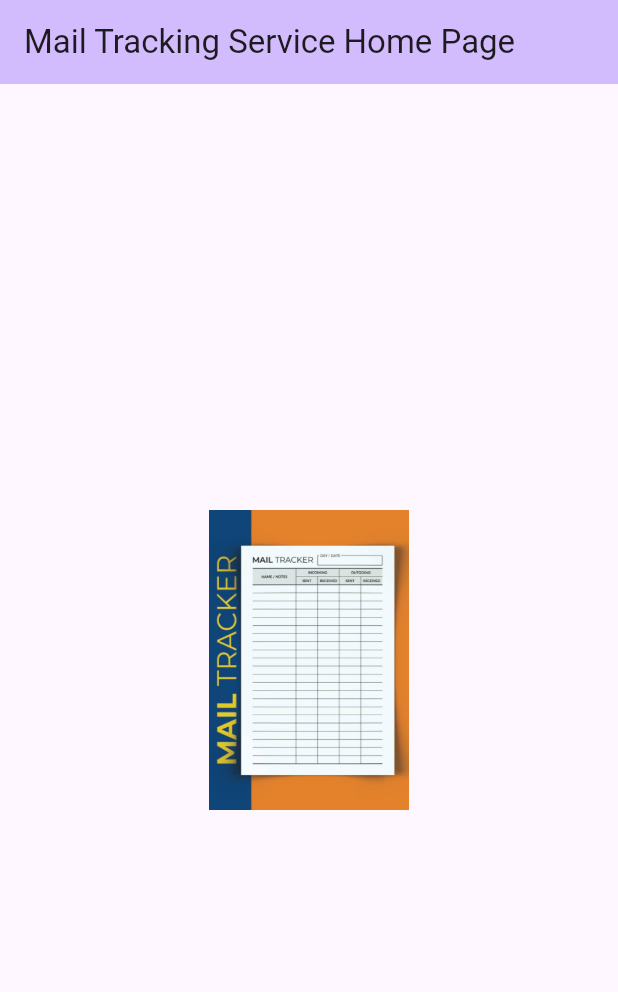
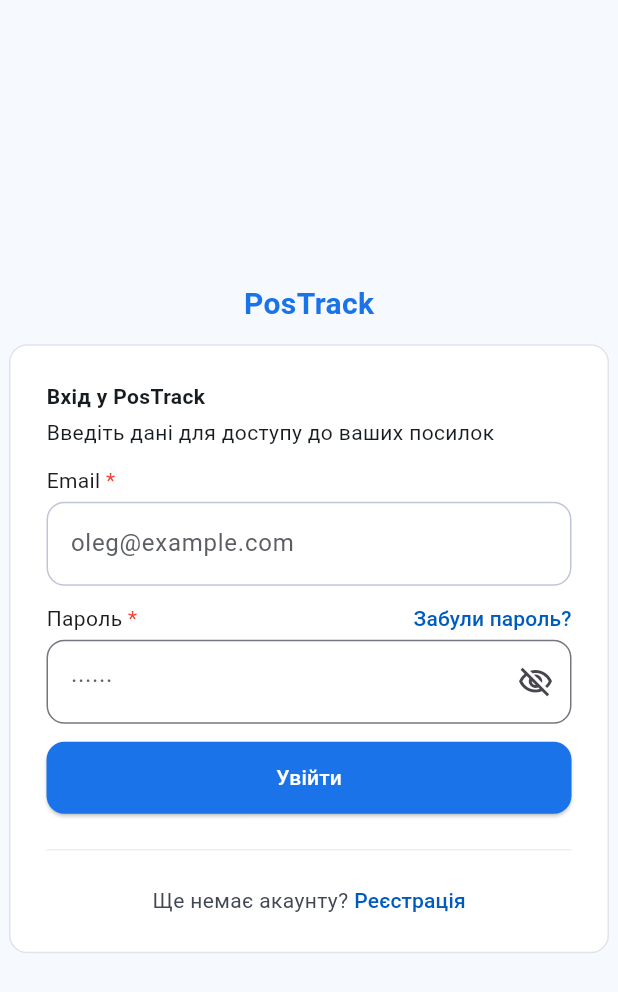
Before and after one commit to olexik1/PosTrack, a Flutter app: the screen it shows after launch, on a phone screen of 412 x 824 dp. Shown: the top 992 px of the screen. Run offline on Flutter 3.47's test engine with Material 3 defaults, Android fonts, the phone set to English and light mode, and no system bars.

Commit message:
зробив сторінку-заглушку входу в акаунт зі всіма стилями

```diff
--- a/lib/main.dart
+++ b/lib/main.dart
@@ -1,4 +1,5 @@
 import 'package:flutter/material.dart';
+import 'package:mail_tracking_service/screens/login_screen.dart';
 
 void main() {
   runApp(const MyApp());
@@ -7,110 +8,12 @@
 class MyApp extends StatelessWidget {
   const MyApp({super.key});
 
-  // This widget is the root of your application.
   @override
   Widget build(BuildContext context) {
-    return MaterialApp(
+    return const MaterialApp(
       debugShowCheckedModeBanner: false,
-      title: 'Mail Tracking Service',
-      theme: ThemeData(
-        // This is the theme of your application.
-        //
-        // TRY THIS: Try running your application with "flutter run". You'll see
-        // the application has a purple toolbar. Then, without quitting the app,
-        // try changing the seedColor in the colorScheme below to Colors.green
-        // and then invoke "hot reload" (save your changes or press the "hot
-        // reload" button in a Flutter-supported IDE, or press "r" if you used
-        // the command line to start the app).
-        //
-        // Notice that the counter didn't reset back to zero; the application
-        // state is not lost during the reload. To reset the state, use hot
-        // restart instead.
-        //
-        // This works for code too, not just values: Most code changes can be
-        // tested with just a hot reload.
-        colorScheme: .fromSeed(seedColor: Colors.deepPurple),
-      ),
-      home: const MyHomePage(title: 'Mail Tracking Service Home Page'),
-    );
-  }
-}
-
-class MyHomePage extends StatefulWidget {
-  const MyHomePage({super.key, required this.title});
-
-  // This widget is the home page of your application. It is stateful, meaning
-  // that it has a State object (defined below) that contains fields that affect
-  // how it looks.
-
-  // This class is the configuration for the state. It holds the values (in this
-  // case the title) provided by the parent (in this case the App widget) and
-  // used by the build method of the State. Fields in a Widget subclass are
-  // always marked "final".
-
-  final String title;
-
-  @override
-  State<MyHomePage> createState() => _MyHomePageState();
-}
-
-class _MyHomePageState extends State<MyHomePage> {
-  int _counter = 0;
-
-  void _incrementCounter() {
-    setState(() {
-      // This call to setState tells the Flutter framework that something has
-      // changed in this State, which causes it to rerun the build method below
-      // so that the display can reflect the updated values. If we changed
-      // _counter without calling setState(), then the build method would not be
-      // called again, and so nothing would appear to happen.
-      _counter++;
-    });
-  }
-
-  @override
-  Widget build(BuildContext context) {
-    // This method is rerun every time setState is called, for instance as done
-    // by the _incrementCounter method above.
-    //
-    // The Flutter framework has been optimized to make rerunning build methods
-    // fast, so that you can just rebuild anything that needs updating rather
-    // than having to individually change instances of widgets.
-    return Scaffold(
-      appBar: AppBar(
-        // TRY THIS: Try changing the color here to a specific color (to
-        // Colors.amber, perhaps?) and trigger a hot reload to see the AppBar
-        // change color while the other colors stay the same.
-        backgroundColor: Theme.of(context).colorScheme.inversePrimary,
-        // Here we take the value from the MyHomePage object that was created by
-        // the App.build method, and use it to set our appbar title.
-        title: Text(widget.title),
-      ),
-      body: Center(
-        // Center is a layout widget. It takes a single child and positions it
-        // in the middle of the parent.
-        child: Column(
-          // Column is also a layout widget. It takes a list of children and
-          // arranges them vertically. By default, it sizes itself to fit its
-          // children horizontally, and tries to be as tall as its parent.
-          //
-          // Column has various properties to control how it sizes itself and
-          // how it positions its children. Here we use mainAxisAlignment to
-          // center the children vertically; the main axis here is the vertical
-          // axis because Columns are vertical (the cross axis would be
-          // horizontal).
-          //
-          // TRY THIS: Invoke "debug painting" (choose the "Toggle Debug Paint"
-          // action in the IDE, or press "p" in the console), to see the
-          // wireframe for each widget.
-          mainAxisAlignment: .center,
-          children: [
-            Image.asset('assets/images/mail_tracker.jpg',
-              height: 200,
-              width: 200,
-              fit: BoxFit.contain)
-          ],
-        ),
+      home: Scaffold(
+        body: LoginScreen(),
       ),
     );
   }
--- /dev/null
+++ b/lib/screens/login_screen.dart
@@ -0,0 +1,258 @@
+import 'package:flutter/material.dart';
+
+class LoginScreen extends StatelessWidget {
+  const LoginScreen({super.key});
+
+  @override
+  Widget build(BuildContext context) {
+    return Scaffold(
+      backgroundColor: const Color(0xFFF6FAFF),
+      body: SafeArea(
+        child: Center(
+          child: ConstrainedBox(
+            constraints: const BoxConstraints(
+              minWidth: 280,
+              maxWidth: 400,
+            ),
+            child: Column(
+              mainAxisAlignment: MainAxisAlignment.center,
+              spacing: 12,
+              children: [
+                const Text(
+                  "PosTrack",
+                  style: TextStyle(
+                      color: Color(0xFF1A73E8),
+                      fontWeight: FontWeight.bold,
+                      fontSize: 20
+                  ),
+                ),
+                SizedBox(
+                  width: double.infinity,
+                  child: Container(
+                    padding: const EdgeInsets.all(24),
+                    decoration: BoxDecoration(
+                      color: Colors.white,
+                      border: Border.all(
+                        color: const Color(0xFFC1C6D6).withValues(alpha: 0.5),
+                      ),
+                      borderRadius: BorderRadius.circular(12),
+                    ),
+                    child: const LoginForm(),
+                  ),
+                ),
+              ],
+            ),
+          ),
+        ),
+      ),
+    );
+  }
+}
+
+class LoginForm extends StatefulWidget {
+  const LoginForm({super.key});
+
+  @override
+  State<LoginForm> createState() => _LoginFormState();
+}
+
+class _LoginFormState extends State<LoginForm> {
+  final _formKey = GlobalKey<FormState>();
+
+  bool _obscurePassword = true;
+
+  @override
+  Widget build(BuildContext context) {
+    return Form(
+      key: _formKey,
+      child: Column(
+        crossAxisAlignment: CrossAxisAlignment.start,
+        spacing: 12,
+        children: [
+          Column(
+            crossAxisAlignment: CrossAxisAlignment.start,
+            spacing: 4,
+            children: [
+              const Text(
+                "Вхід у PosTrack",
+                style: TextStyle(
+                    fontWeight: FontWeight.bold,
+                    color: Color(0xFF171C20)
+                ),
+              ),
+              const Text(
+                  "Введіть дані для доступу до ваших посилок",
+                  style: TextStyle(
+                      color: Color(0xFF171C20)
+                  )
+              ),
+            ],
+          ),
+          Column(
+            crossAxisAlignment: CrossAxisAlignment.start,
+            spacing: 4,
+            children: [
+              Text.rich(
+                TextSpan(
+                  text: 'Email ',
+                  children: [
+                    TextSpan(text: '*', style: TextStyle(color: Colors.red)),
+                  ],
+                ),
+              ),
+              TextFormField(
+                validator: (value) {
+                  if (value == null || value.trim().isEmpty) {
+                    return 'Введіть email';
+                  }
+
+                  if (!RegExp(r'^[^@\s]+@[^@\s]+\.[^@\s]+$')
+                      .hasMatch(value.trim())) {
+                    return 'Введіть коректний email';
+                  }
+
+                  return null;
+                },
+                decoration: InputDecoration(
+                    labelText: "oleg@example.com",
+                    labelStyle: TextStyle(color: const Color(0xFF5B5F64)),
+                    floatingLabelBehavior: FloatingLabelBehavior.never,
+                    border: OutlineInputBorder(
+                        borderRadius: BorderRadius.all(Radius.circular(12)),
+                        borderSide: BorderSide(color: const Color(0xFFC1C6D6))
+                    ),
+                    enabledBorder: OutlineInputBorder(
+                      borderRadius: BorderRadius.circular(12),
+                      borderSide: const BorderSide(color: Color(0xFFC1C6D6)),
+                    ),
+                    focusedBorder: OutlineInputBorder(
+                      borderRadius: BorderRadius.circular(12),
+                      borderSide: const BorderSide(
+                        color: Color(0xFF1A73E8),
+                        width: 1.5,
+                      ),
+                    ),
+                ),
+              )
+            ],
+          ),
+          Column(
+            crossAxisAlignment: CrossAxisAlignment.start,
+            spacing: 4,
+            children: [
+              Row(
+                mainAxisAlignment: MainAxisAlignment.spaceBetween,
+                children: [
+                  Text.rich(
+                    TextSpan(
+                      text: 'Пароль ',
+                      children: [
+                        TextSpan(text: '*', style: TextStyle(color: Colors.red)),
+                      ],
+                    ),
+                  ),
+                  TextButton(
+                    onPressed: () {
+
+                    },
+                    style: TextButton.styleFrom(
+                      padding: EdgeInsets.zero,
+                      minimumSize: Size.zero,
+                      tapTargetSize: MaterialTapTargetSize.shrinkWrap,
+                    ),
+                    child: Text(
+                      "Забули пароль?",
+                      style: TextStyle(
+                        color: Color(0xFF005BBF),
+                      ),
+                    ),
+                  )
+                ],
+              ),
+              TextFormField(
+                validator: (value) {
+                  if (value == null || value.trim().isEmpty) {
+                    return 'Введіть пароль';
+                  }
+
+                  return null;
+                },
+                obscureText: _obscurePassword,
+                decoration: InputDecoration(
+                    labelText: "······",
+                    labelStyle: TextStyle(color: const Color(0xFF5B5F64)),
+                    floatingLabelBehavior: FloatingLabelBehavior.never,
+                    border: OutlineInputBorder(
+                        borderRadius: BorderRadius.all(Radius.circular(12)),
+                        borderSide: BorderSide(color: const Color(0xFFC1C6D6))
+                    ),
+                  suffixIcon: IconButton(
+                    onPressed: () {
+                      setState(() {
+                        _obscurePassword = !_obscurePassword;
+                      });
+                    },
+                    icon: Icon(
+                      _obscurePassword
+                          ? Icons.visibility_off_outlined
+                          : Icons.visibility_outlined,
+                    ),
+                  ),
+                ),
+              )
+            ],
+          ),
+          ElevatedButton(
+            onPressed: () {
+              if (_formKey.currentState!.validate()) {
+
+              }
+            },
+            style: ElevatedButton.styleFrom(
+              backgroundColor: Color(0xFF1A73E8),
+              foregroundColor: Colors.white,
+                minimumSize: const Size(double.infinity, 48),
+                shape: RoundedRectangleBorder(
+                  borderRadius: BorderRadius.all(Radius.circular(12))
+                ),
+            ),
+            child: const Text("Увійти"),
+          ),
+          const Divider(
+            color: Color(0x4DC1C6D6),
+            thickness: 1,
+            height: 24,
+          ),
+          Row(
+            mainAxisAlignment: MainAxisAlignment.center,
+            spacing: 4,
+            children: [
+              Text(
+                "Ще немає акаунту?",
+                style: TextStyle(
+                  color: Color(0xFF414754)
+                ),
+              ),
+              TextButton(
+                onPressed: () {
+
+                },
+                style: TextButton.styleFrom(
+                  padding: EdgeInsets.zero,
+                  minimumSize: Size.zero,
+                  tapTargetSize: MaterialTapTargetSize.shrinkWrap,
+                ),
+                child: Text(
+                  "Реєстрація",
+                  style: TextStyle(
+                    color: Color(0xFF005BBF),
+                  ),
+                ),
+              )
+            ],
+          )
+        ],
+      ),
+    );
+  }
+}
--- a/pubspec.yaml
+++ b/pubspec.yaml
@@ -34,6 +34,7 @@
   # The following adds the Cupertino Icons font to your application.
   # Use with the CupertinoIcons class for iOS style icons.
   cupertino_icons: ^1.0.8
+  go_router: ^18.0.2
 
 dev_dependencies:
   flutter_test:
```
Also changed, not shown: lib/router.dart (added), pubspec.lock.
